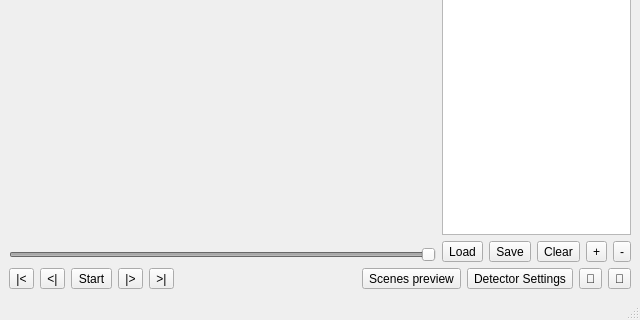
Above: gui/main_window.ui from beamerkun/cutDetector before the change; both pictures show x 0 to 640 and y 160 to 480 of the 640 by 480 pixel window. Below: the same form after it.
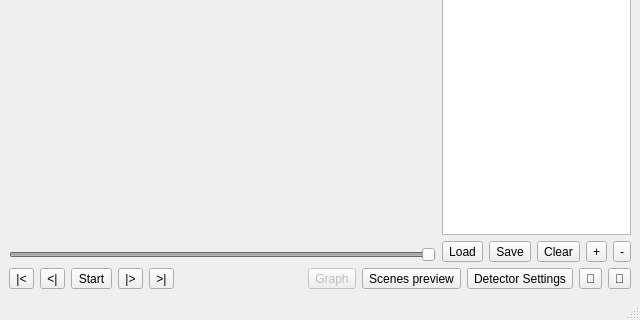
That is the form after the change. Custom widgets are drawn as their Qt base class.

Commit message:
Frame difference graph WIP
* Graph is properly generated, showing frame similarity between
  subsequent frames
* Dialog with graph can be only opened after detection is completed

Patch:
```diff
--- a/gui/main_window.ui
+++ b/gui/main_window.ui
@@ -158,7 +158,7 @@
      </layout>
     </item>
     <item>
-     <layout class="QHBoxLayout" name="playbackControls" stretch="0,0,0,0,0,0,0,0,0,0">
+     <layout class="QHBoxLayout" name="playbackControls" stretch="0,0,0,0,0,0,0,0,0,0,0">
       <property name="sizeConstraint">
        <enum>QLayout::SetDefaultConstraint</enum>
       </property>
@@ -210,6 +210,16 @@
         </property>
        </spacer>
       </item>
+      <item>
+       <widget class="QToolButton" name="showFrameDifferenceGraphButton">
+        <property name="enabled">
+         <bool>false</bool>
+        </property>
+        <property name="text">
+         <string>Graph</string>
+        </property>
+       </widget>
+      </item>
       <item>
        <widget class="QToolButton" name="openSceneListPreviewButton">
         <property name="text">
```
The commit also changes 12 other files.
